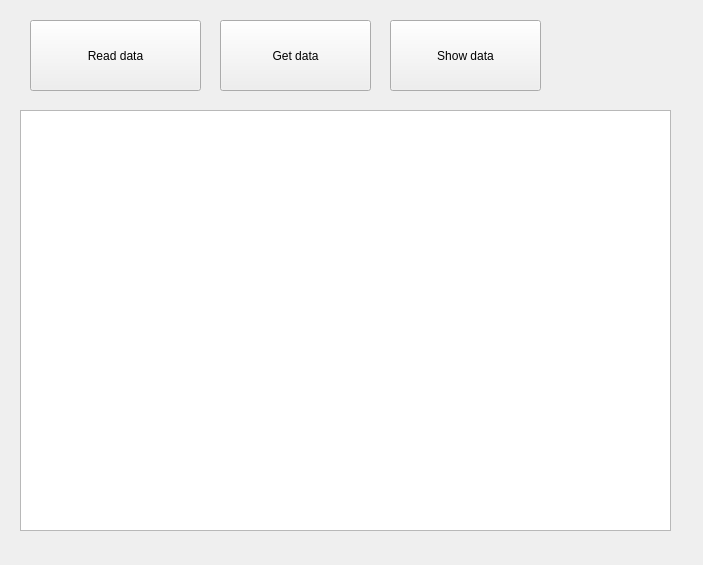
First picture: the form in ReadData.ui, repository BuslaySt/Helmholz-Polymagnit, before the edit.
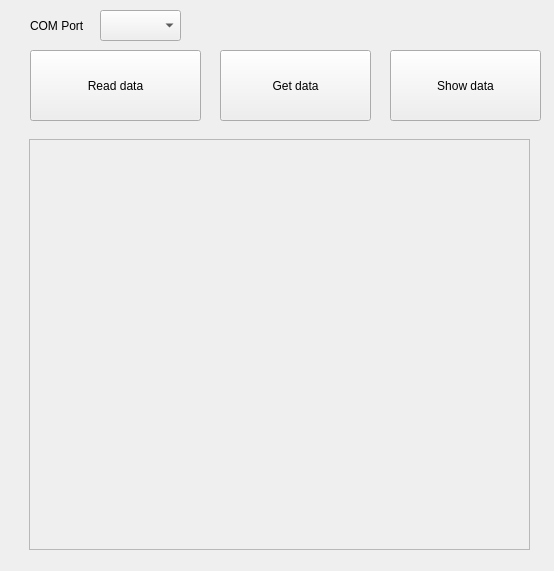
Second picture: the form after the edit.

Patch:
```diff
--- a/ReadData.ui
+++ b/ReadData.ui
@@ -9,8 +9,8 @@
    <rect>
     <x>0</x>
     <y>0</y>
-    <width>703</width>
-    <height>565</height>
+    <width>554</width>
+    <height>571</height>
    </rect>
   </property>
   <property name="windowTitle">
@@ -20,7 +20,7 @@
    <property name="geometry">
     <rect>
      <x>30</x>
-     <y>20</y>
+     <y>50</y>
      <width>171</width>
      <height>71</height>
     </rect>
@@ -33,7 +33,7 @@
    <property name="geometry">
     <rect>
      <x>220</x>
-     <y>20</y>
+     <y>50</y>
      <width>151</width>
      <height>71</height>
     </rect>
@@ -46,7 +46,7 @@
    <property name="geometry">
     <rect>
      <x>390</x>
-     <y>20</y>
+     <y>50</y>
      <width>151</width>
      <height>71</height>
     </rect>
@@ -55,16 +55,46 @@
     <string>Show data</string>
    </property>
   </widget>
-  <widget class="QPlainTextEdit" name="plainTextEdit">
+  <widget class="QComboBox" name="cBox_COMPort">
    <property name="geometry">
     <rect>
-     <x>20</x>
-     <y>110</y>
-     <width>651</width>
-     <height>421</height>
+     <x>100</x>
+     <y>10</y>
+     <width>81</width>
+     <height>31</height>
     </rect>
    </property>
   </widget>
+  <widget class="QLabel" name="lbl_COMPort">
+   <property name="geometry">
+    <rect>
+     <x>30</x>
+     <y>10</y>
+     <width>61</width>
+     <height>31</height>
+    </rect>
+   </property>
+   <property name="text">
+    <string>COM Port</string>
+   </property>
+  </widget>
+  <widget class="QFrame" name="frame">
+   <property name="geometry">
+    <rect>
+     <x>29</x>
+     <y>139</y>
+     <width>501</width>
+     <height>411</height>
+    </rect>
+   </property>
+   <property name="frameShape">
+    <enum>QFrame::StyledPanel</enum>
+   </property>
+   <property name="frameShadow">
+    <enum>QFrame::Raised</enum>
+   </property>
+   <layout class="QVBoxLayout" name="vFrameLayout"/>
+  </widget>
  </widget>
  <resources/>
  <connections/>
```
